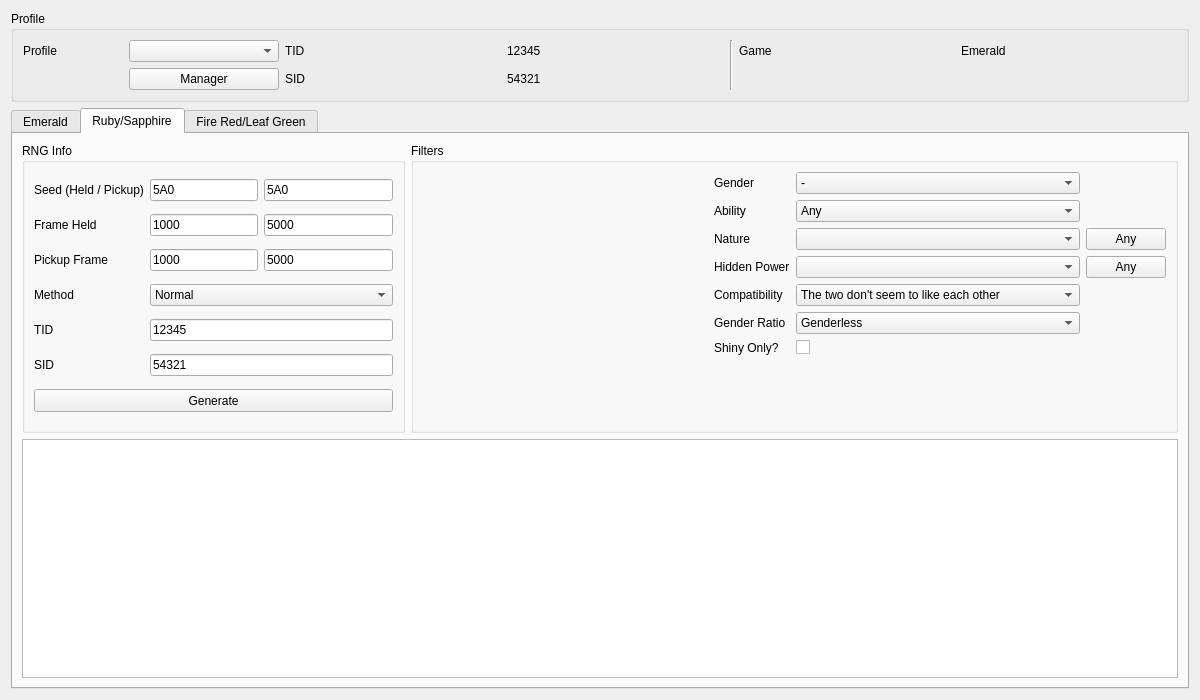
Above: Forms/Gen3/Eggs3.ui from Admiral-Fish/PokeFinder before the change. Below: the same form after it.
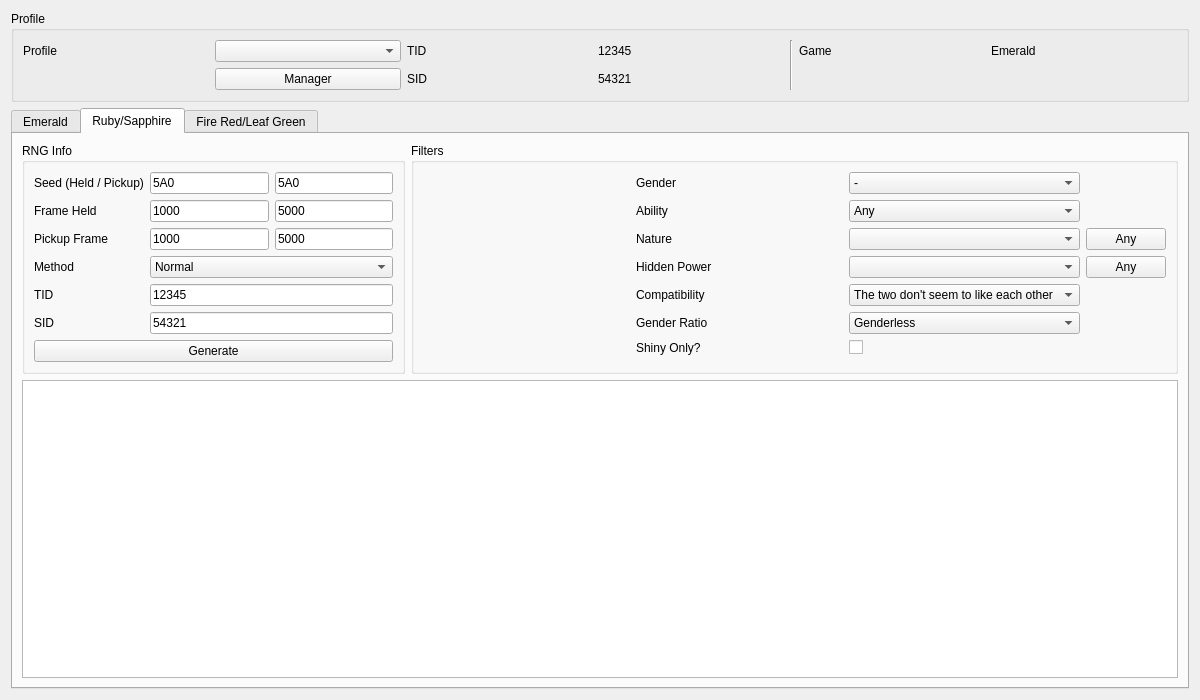
That is the form after the change. The open tabs and pages were chosen to show the change. Custom widgets are drawn as their Qt base class.

```diff
--- a/Forms/Gen3/Eggs3.ui
+++ b/Forms/Gen3/Eggs3.ui
@@ -22,38 +22,19 @@
   <layout class="QGridLayout" name="gridLayout">
    <item row="0" column="0">
     <widget class="QGroupBox" name="groupBoxProfile">
-     <property name="minimumSize">
-      <size>
-       <width>0</width>
-       <height>70</height>
-      </size>
-     </property>
      <property name="title">
       <string>Profile</string>
      </property>
      <layout class="QGridLayout" name="gridLayout_13">
       <item row="0" column="0">
        <widget class="QLabel" name="labelProfile">
-        <property name="maximumSize">
-         <size>
-          <width>100</width>
-          <height>16777215</height>
-         </size>
-        </property>
         <property name="text">
          <string>Profile</string>
         </property>
        </widget>
       </item>
       <item row="0" column="1">
-       <widget class="QComboBox" name="comboBoxProfiles">
-        <property name="maximumSize">
-         <size>
-          <width>150</width>
-          <height>16777215</height>
-         </size>
-        </property>
-       </widget>
+       <widget class="QComboBox" name="comboBoxProfiles"/>
       </item>
       <item row="0" column="2">
        <widget class="QLabel" name="labelProfileTID">
@@ -870,12 +851,6 @@
       <layout class="QGridLayout" name="gridLayout_7">
        <item row="1" column="0" colspan="2">
         <widget class="TableView" name="tableViewRS">
-         <property name="sizePolicy">
-          <sizepolicy hsizetype="Expanding" vsizetype="Expanding">
-           <horstretch>0</horstretch>
-           <verstretch>2</verstretch>
-          </sizepolicy>
-         </property>
          <attribute name="verticalHeaderVisible">
           <bool>false</bool>
          </attribute>
@@ -886,33 +861,15 @@
          <property name="sizePolicy">
           <sizepolicy hsizetype="Preferred" vsizetype="Preferred">
            <horstretch>1</horstretch>
-           <verstretch>1</verstretch>
+           <verstretch>0</verstretch>
           </sizepolicy>
          </property>
-         <property name="minimumSize">
-          <size>
-           <width>0</width>
-           <height>0</height>
-          </size>
-         </property>
-         <property name="maximumSize">
-          <size>
-           <width>16777215</width>
-           <height>16777215</height>
-          </size>
-         </property>
          <property name="title">
           <string>RNG Info</string>
          </property>
          <layout class="QGridLayout" name="gridLayout_6">
           <item row="0" column="0">
            <widget class="QLabel" name="labelRSSeed">
-            <property name="sizePolicy">
-             <sizepolicy hsizetype="Fixed" vsizetype="Preferred">
-              <horstretch>0</horstretch>
-              <verstretch>0</verstretch>
-             </sizepolicy>
-            </property>
             <property name="text">
              <string>Seed (Held / Pickup)</string>
             </property>
@@ -920,12 +877,6 @@
           </item>
           <item row="0" column="1">
            <widget class="TextBox" name="textBoxRSSeedHeld">
-            <property name="sizePolicy">
-             <sizepolicy hsizetype="Preferred" vsizetype="Fixed">
-              <horstretch>0</horstretch>
-              <verstretch>0</verstretch>
-             </sizepolicy>
-            </property>
             <property name="text">
              <string notr="true">5A0</string>
             </property>
@@ -946,12 +897,6 @@
           </item>
           <item row="1" column="0">
            <widget class="QLabel" name="labelRSFrameHeld">
-            <property name="sizePolicy">
-             <sizepolicy hsizetype="Fixed" vsizetype="Preferred">
-              <horstretch>0</horstretch>
-              <verstretch>0</verstretch>
-             </sizepolicy>
-            </property>
             <property name="text">
              <string>Frame Held</string>
             </property>
@@ -959,18 +904,6 @@
           </item>
           <item row="1" column="1">
            <widget class="TextBox" name="textBoxRSMinHeld">
-            <property name="sizePolicy">
-             <sizepolicy hsizetype="Preferred" vsizetype="Fixed">
-              <horstretch>0</horstretch>
-              <verstretch>0</verstretch>
-             </sizepolicy>
-            </property>
-            <property name="minimumSize">
-             <size>
-              <width>80</width>
-              <height>0</height>
-             </size>
-            </property>
             <property name="text">
              <string notr="true">1000</string>
             </property>
@@ -981,12 +914,6 @@
           </item>
           <item row="1" column="2">
            <widget class="TextBox" name="textBoxRSMaxHeld">
-            <property name="sizePolicy">
-             <sizepolicy hsizetype="Preferred" vsizetype="Fixed">
-              <horstretch>0</horstretch>
-              <verstretch>0</verstretch>
-             </sizepolicy>
-            </property>
             <property name="text">
              <string notr="true">5000</string>
             </property>
@@ -997,12 +924,6 @@
           </item>
           <item row="2" column="0">
            <widget class="QLabel" name="labelRSPickupFrame">
-            <property name="sizePolicy">
-             <sizepolicy hsizetype="Fixed" vsizetype="Preferred">
-              <horstretch>0</horstretch>
-              <verstretch>0</verstretch>
-             </sizepolicy>
-            </property>
             <property name="text">
              <string>Pickup Frame</string>
             </property>
@@ -1010,18 +931,6 @@
           </item>
           <item row="2" column="1">
            <widget class="TextBox" name="textBoxRSMinPickup">
-            <property name="sizePolicy">
-             <sizepolicy hsizetype="Preferred" vsizetype="Fixed">
-              <horstretch>0</horstretch>
-              <verstretch>0</verstretch>
-             </sizepolicy>
-            </property>
-            <property name="minimumSize">
-             <size>
-              <width>80</width>
-              <height>0</height>
-             </size>
-            </property>
             <property name="text">
              <string notr="true">1000</string>
             </property>
@@ -1032,12 +941,6 @@
           </item>
           <item row="2" column="2">
            <widget class="TextBox" name="textBoxRSMaxPickup">
-            <property name="sizePolicy">
-             <sizepolicy hsizetype="Preferred" vsizetype="Fixed">
-              <horstretch>0</horstretch>
-              <verstretch>0</verstretch>
-             </sizepolicy>
-            </property>
             <property name="text">
              <string notr="true">5000</string>
             </property>
@@ -1074,12 +977,6 @@
           </item>
           <item row="4" column="0">
            <widget class="QLabel" name="labelRSTID">
-            <property name="sizePolicy">
-             <sizepolicy hsizetype="Fixed" vsizetype="Preferred">
-              <horstretch>0</horstretch>
-              <verstretch>0</verstretch>
-             </sizepolicy>
-            </property>
             <property name="text">
              <string>TID</string>
             </property>
@@ -1087,12 +984,6 @@
           </item>
           <item row="5" column="0">
            <widget class="QLabel" name="labelRSSID">
-            <property name="sizePolicy">
-             <sizepolicy hsizetype="Fixed" vsizetype="Preferred">
-              <horstretch>0</horstretch>
-              <verstretch>0</verstretch>
-             </sizepolicy>
-            </property>
             <property name="text">
              <string>SID</string>
             </property>
@@ -1100,12 +991,6 @@
           </item>
           <item row="4" column="1" colspan="2">
            <widget class="TextBox" name="textBoxRSTID">
-            <property name="sizePolicy">
-             <sizepolicy hsizetype="Preferred" vsizetype="Fixed">
-              <horstretch>0</horstretch>
-              <verstretch>0</verstretch>
-             </sizepolicy>
-            </property>
             <property name="text">
              <string notr="true">12345</string>
             </property>
@@ -1116,12 +1001,6 @@
           </item>
           <item row="5" column="1" colspan="2">
            <widget class="TextBox" name="textBoxRSSID">
-            <property name="sizePolicy">
-             <sizepolicy hsizetype="Preferred" vsizetype="Fixed">
-              <horstretch>0</horstretch>
-              <verstretch>0</verstretch>
-             </sizepolicy>
-            </property>
             <property name="text">
              <string notr="true">54321</string>
             </property>
@@ -1132,12 +1011,6 @@
           </item>
           <item row="6" column="0" colspan="3">
            <widget class="QPushButton" name="pushButtonRSGenerate">
-            <property name="minimumSize">
-             <size>
-              <width>0</width>
-              <height>23</height>
-             </size>
-            </property>
             <property name="text">
              <string>Generate</string>
             </property>
@@ -1151,7 +1024,7 @@
          <property name="sizePolicy">
           <sizepolicy hsizetype="Preferred" vsizetype="Preferred">
            <horstretch>2</horstretch>
-           <verstretch>1</verstretch>
+           <verstretch>0</verstretch>
           </sizepolicy>
          </property>
          <property name="title">
@@ -1159,29 +1032,10 @@
          </property>
          <layout class="QGridLayout" name="gridLayout_3">
           <item row="0" column="0" rowspan="7">
-           <widget class="IVFilter" name="ivFilterRS" native="true">
-            <property name="minimumSize">
-             <size>
-              <width>160</width>
-              <height>180</height>
-             </size>
-            </property>
-            <property name="maximumSize">
-             <size>
-              <width>16777215</width>
-              <height>16777215</height>
-             </size>
-            </property>
-           </widget>
+           <widget class="IVFilter" name="ivFilterRS" native="true"/>
           </item>
           <item row="0" column="1">
            <widget class="QLabel" name="labelRSGender">
-            <property name="sizePolicy">
-             <sizepolicy hsizetype="Fixed" vsizetype="Preferred">
-              <horstretch>0</horstretch>
-              <verstretch>0</verstretch>
-             </sizepolicy>
-            </property>
             <property name="text">
              <string>Gender</string>
             </property>
@@ -1208,12 +1062,6 @@
           </item>
           <item row="1" column="1">
            <widget class="QLabel" name="labelRSAbility">
-            <property name="sizePolicy">
-             <sizepolicy hsizetype="Fixed" vsizetype="Preferred">
-              <horstretch>0</horstretch>
-              <verstretch>0</verstretch>
-             </sizepolicy>
-            </property>
             <property name="text">
              <string>Ability</string>
             </property>
@@ -1240,12 +1088,6 @@
           </item>
           <item row="2" column="1">
            <widget class="QLabel" name="labelRSNature">
-            <property name="sizePolicy">
-             <sizepolicy hsizetype="Fixed" vsizetype="Preferred">
-              <horstretch>0</horstretch>
-              <verstretch>0</verstretch>
-             </sizepolicy>
-            </property>
             <property name="text">
              <string>Nature</string>
             </property>
@@ -1275,12 +1117,6 @@
           </item>
           <item row="3" column="1">
            <widget class="QLabel" name="labelRSHiddenPower">
-            <property name="sizePolicy">
-             <sizepolicy hsizetype="Fixed" vsizetype="Preferred">
-              <horstretch>0</horstretch>
-              <verstretch>0</verstretch>
-             </sizepolicy>
-            </property>
             <property name="text">
              <string>Hidden Power</string>
             </property>
@@ -1310,12 +1146,6 @@
           </item>
           <item row="4" column="1">
            <widget class="QLabel" name="labelRSCompatibility">
-            <property name="sizePolicy">
-             <sizepolicy hsizetype="Fixed" vsizetype="Preferred">
-              <horstretch>0</horstretch>
-              <verstretch>0</verstretch>
-             </sizepolicy>
-            </property>
             <property name="text">
              <string>Compatibility</string>
             </property>
@@ -1342,12 +1172,6 @@
           </item>
           <item row="5" column="1">
            <widget class="QLabel" name="labelRSGenderRatio">
-            <property name="sizePolicy">
-             <sizepolicy hsizetype="Fixed" vsizetype="Preferred">
-              <horstretch>0</horstretch>
-              <verstretch>0</verstretch>
-             </sizepolicy>
-            </property>
             <property name="text">
              <string>Gender Ratio</string>
             </property>
@@ -1394,12 +1218,6 @@
           </item>
           <item row="6" column="1">
            <widget class="QLabel" name="labelRSShinyOnly">
-            <property name="sizePolicy">
-             <sizepolicy hsizetype="Fixed" vsizetype="Preferred">
-              <horstretch>0</horstretch>
-              <verstretch>0</verstretch>
-             </sizepolicy>
-            </property>
             <property name="text">
              <string>Shiny Only?</string>
             </property>
@@ -1407,26 +1225,13 @@
           </item>
           <item row="6" column="2">
            <widget class="QCheckBox" name="checkBoxRSShiny">
-            <property name="sizePolicy">
-             <sizepolicy hsizetype="Preferred" vsizetype="Fixed">
-              <horstretch>0</horstretch>
-              <verstretch>0</verstretch>
-             </sizepolicy>
-            </property>
             <property name="text">
              <string/>
             </property>
            </widget>
           </item>
           <item row="7" column="0" colspan="4">
-           <widget class="EggSettings" name="eggSettingsRS" native="true">
-            <property name="minimumSize">
-             <size>
-              <width>490</width>
-              <height>60</height>
-             </size>
-            </property>
-           </widget>
+           <widget class="EggSettings" name="eggSettingsRS" native="true"/>
           </item>
          </layout>
         </widget>
```
Left out of the diff: 392 changed lines with no effect on the pictures.
